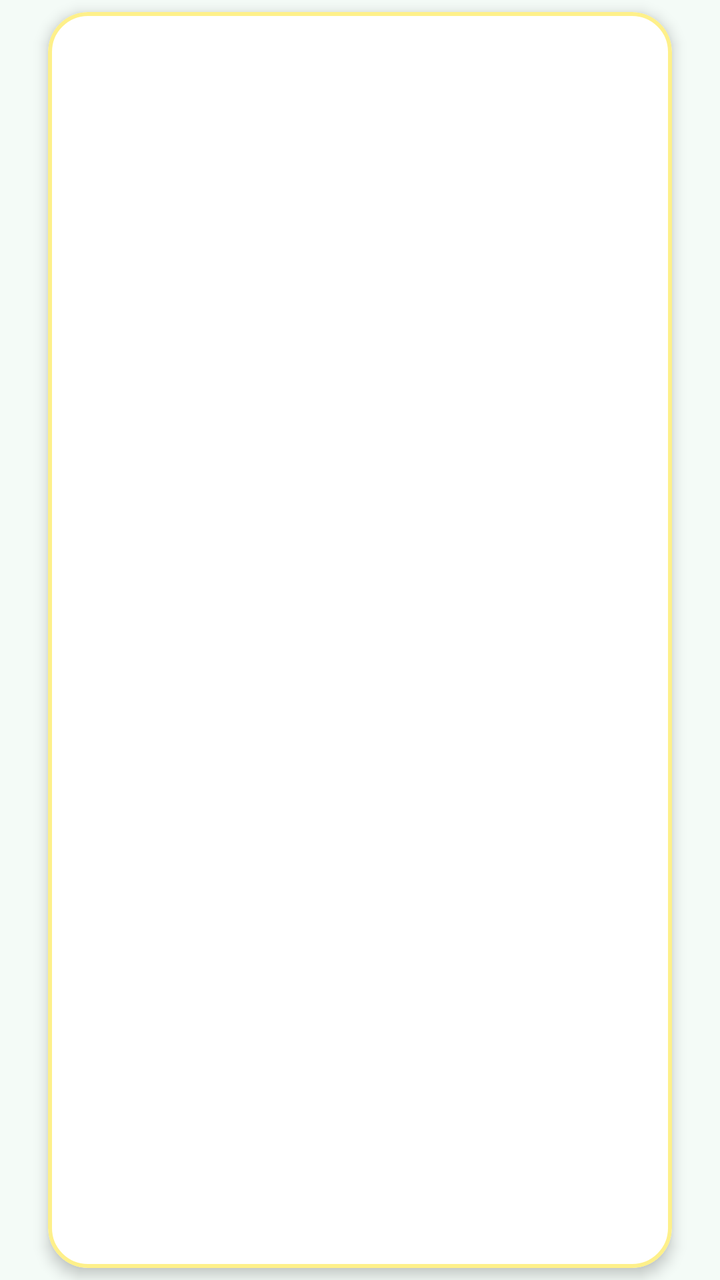
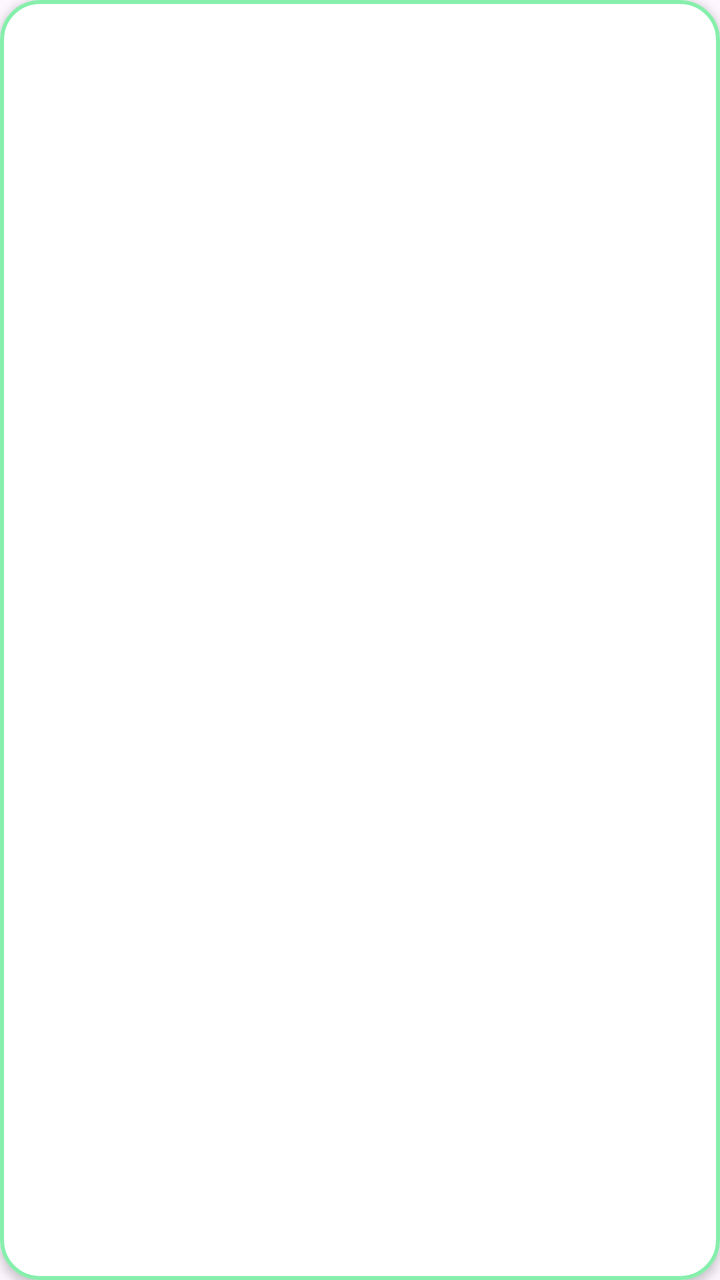

Two renders of the same Android screen: before a commit and after it. Below are the layout's source before the change and the commit's diff.
<!-- AndroidManifest.xml: application theme Theme.Material3.DayNight.NoActionBar -->
<!-- res/layout/fragment_fragment1.xml -->
<?xml version="1.0" encoding="utf-8"?>
<FrameLayout xmlns:android="http://schemas.android.com/apk/res/android"
    xmlns:app="http://schemas.android.com/apk/res-auto"
    xmlns:tools="http://schemas.android.com/tools"
    android:layout_width="match_parent"
    android:layout_height="match_parent"
    android:background="#F4FBF7"
    tools:context=".fragment1">

    <com.google.android.material.card.MaterialCardView
        android:layout_width="match_parent"
        android:layout_height="match_parent"
        android:layout_marginHorizontal="24dp"
        android:layout_marginVertical="6dp"
        app:cardBackgroundColor="#FFFFFF"
        app:cardCornerRadius="20dp"
        app:cardElevation="4dp"
        app:strokeColor="#FEF08A"
        app:strokeWidth="2dp">

        <ListView
            android:id="@+id/listLaporanItems"
            android:layout_width="match_parent"
            android:layout_height="match_parent"
            android:clipToPadding="false"
            android:divider="@android:color/transparent"
            android:dividerHeight="4dp"
            android:nestedScrollingEnabled="true"
            android:padding="12dp" />

    </com.google.android.material.card.MaterialCardView>

</FrameLayout>
<!-- resources referenced by this layout -->
<resources>

</resources>

<!-- the commit's change to res/layout/fragment_fragment1.xml (unified diff, before → after) -->
@@ -1,33 +1,36 @@
 <?xml version="1.0" encoding="utf-8"?>
-<FrameLayout xmlns:android="http://schemas.android.com/apk/res/android"
+<androidx.constraintlayout.widget.ConstraintLayout xmlns:android="http://schemas.android.com/apk/res/android"
     xmlns:app="http://schemas.android.com/apk/res-auto"
     xmlns:tools="http://schemas.android.com/tools"
     android:layout_width="match_parent"
     android:layout_height="match_parent"
-    android:background="#F4FBF7"
     tools:context=".fragment1">
 
     <com.google.android.material.card.MaterialCardView
-        android:layout_width="match_parent"
-        android:layout_height="match_parent"
-        android:layout_marginHorizontal="24dp"
-        android:layout_marginVertical="6dp"
+        android:layout_width="0dp"
+        android:layout_height="0dp"
         app:cardBackgroundColor="#FFFFFF"
         app:cardCornerRadius="20dp"
-        app:cardElevation="4dp"
-        app:strokeColor="#FEF08A"
-        app:strokeWidth="2dp">
+        app:cardElevation="3dp"
+        app:strokeColor="#86EFAC"
+        app:strokeWidth="2dp"
+        app:layout_constraintBottom_toBottomOf="parent"
+        app:layout_constraintEnd_toEndOf="parent"
+        app:layout_constraintStart_toStartOf="parent"
+        app:layout_constraintTop_toTopOf="parent">
 
-        <ListView
-            android:id="@+id/listLaporanItems"
+        
+
+        
+        <androidx.recyclerview.widget.RecyclerView
+            android:id="@+id/rvLaporanItems"
             android:layout_width="match_parent"
             android:layout_height="match_parent"
             android:clipToPadding="false"
-            android:divider="@android:color/transparent"
-            android:dividerHeight="4dp"
             android:nestedScrollingEnabled="true"
-            android:padding="12dp" />
+            android:padding="14dp"
+            android:scrollbars="none" />
 
     </com.google.android.material.card.MaterialCardView>
 
-</FrameLayout>
+</androidx.constraintlayout.widget.ConstraintLayout>
